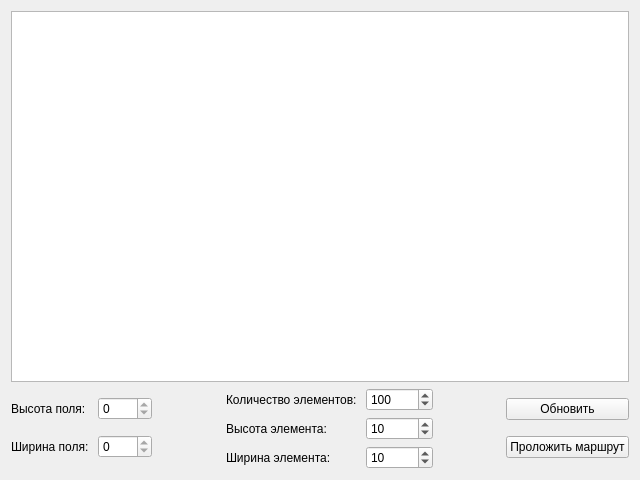
Before: the Qt Designer form mainwindow.ui in Ingori/PathFinder, drawn with Qt 5.
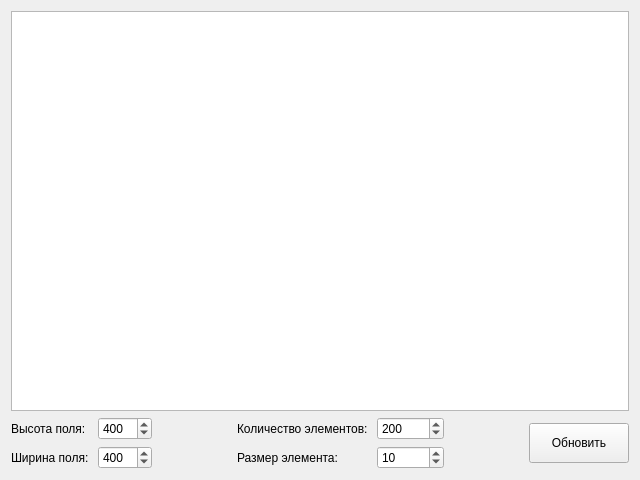
After: the same form once the commit is applied.

```diff
--- a/mainwindow.ui
+++ b/mainwindow.ui
@@ -23,13 +23,13 @@
       <item>
        <layout class="QGridLayout" name="gridLayout_3">
         <item row="0" column="1">
-         <widget class="QSpinBox" name="highScreen">
-          <property name="readOnly">
-           <bool>true</bool>
-          </property>
+         <widget class="QSpinBox" name="heightScreen">
           <property name="maximum">
            <number>4096</number>
           </property>
+          <property name="value">
+           <number>400</number>
+          </property>
          </widget>
         </item>
         <item row="0" column="0">
@@ -48,12 +48,12 @@
         </item>
         <item row="1" column="1">
          <widget class="QSpinBox" name="widthScreen">
-          <property name="readOnly">
-           <bool>true</bool>
-          </property>
           <property name="maximum">
            <number>4096</number>
           </property>
+          <property name="value">
+           <number>400</number>
+          </property>
          </widget>
         </item>
        </layout>
@@ -73,30 +73,33 @@
       </item>
       <item>
        <layout class="QGridLayout" name="gridLayout_2">
-        <item row="1" column="1">
-         <widget class="QSpinBox" name="highEl">
-          <property name="maximum">
-           <number>4096</number>
-          </property>
-          <property name="value">
-           <number>10</number>
-          </property>
-         </widget>
-        </item>
-        <item row="1" column="0">
-         <widget class="QLabel" name="label_2">
-          <property name="text">
-           <string>Высота элемента: </string>
-          </property>
-         </widget>
-        </item>
         <item row="0" column="1">
          <widget class="QSpinBox" name="countEl">
           <property name="maximum">
            <number>16777216</number>
           </property>
           <property name="value">
-           <number>100</number>
+           <number>200</number>
+          </property>
+         </widget>
+        </item>
+        <item row="1" column="0">
+         <widget class="QLabel" name="label_3">
+          <property name="text">
+           <string>Размер элемента: </string>
+          </property>
+         </widget>
+        </item>
+        <item row="1" column="1">
+         <widget class="QSpinBox" name="sizeEl">
+          <property name="minimum">
+           <number>1</number>
+          </property>
+          <property name="maximum">
+           <number>4096</number>
+          </property>
+          <property name="value">
+           <number>10</number>
           </property>
          </widget>
         </item>
@@ -107,23 +110,6 @@
           </property>
          </widget>
         </item>
-        <item row="2" column="0">
-         <widget class="QLabel" name="label_3">
-          <property name="text">
-           <string>Ширина элемента: </string>
-          </property>
-         </widget>
-        </item>
-        <item row="2" column="1">
-         <widget class="QSpinBox" name="widthEl">
-          <property name="maximum">
-           <number>4096</number>
-          </property>
-          <property name="value">
-           <number>10</number>
-          </property>
-         </widget>
-        </item>
        </layout>
       </item>
       <item>
@@ -140,22 +126,17 @@
        </spacer>
       </item>
       <item>
-       <layout class="QVBoxLayout" name="verticalLayout">
-        <item>
-         <widget class="QPushButton" name="refresh">
-          <property name="text">
-           <string>Обновить</string>
-          </property>
-         </widget>
-        </item>
-        <item>
-         <widget class="QPushButton" name="pathFinder">
-          <property name="text">
-           <string>Проложить маршрут</string>
-          </property>
-         </widget>
-        </item>
-       </layout>
+       <widget class="QPushButton" name="refresh">
+        <property name="minimumSize">
+         <size>
+          <width>100</width>
+          <height>40</height>
+         </size>
+        </property>
+        <property name="text">
+         <string>Обновить</string>
+        </property>
+       </widget>
       </item>
      </layout>
     </item>
```
